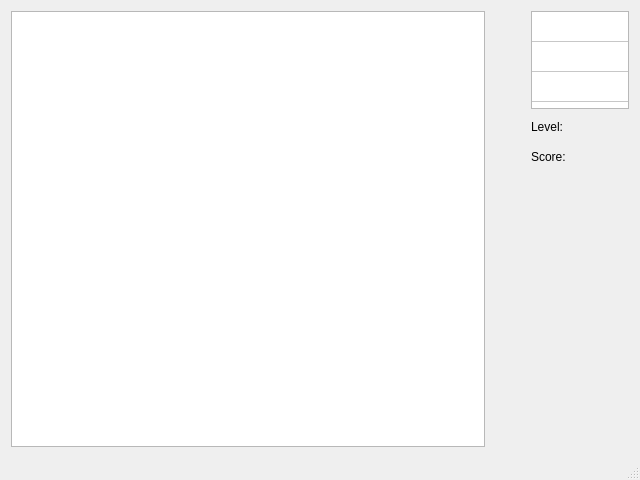
Before: the Qt Designer form mainwindow.ui in RadoslawWojdak/tetris-qt, drawn with Qt 5.
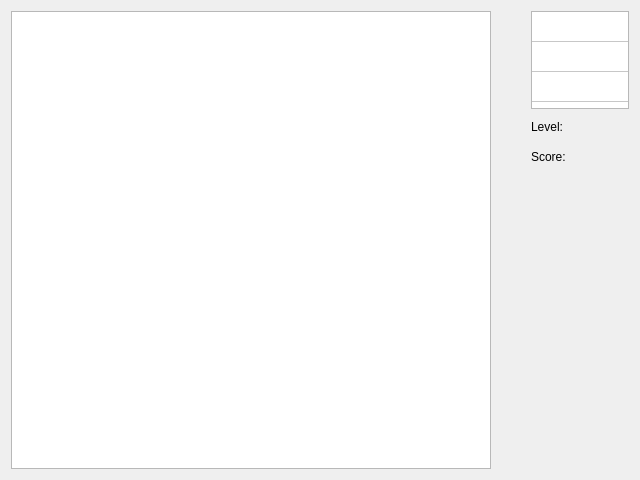
After: the same form once the commit is applied. The open tabs and pages were chosen to show the change.

Commit message:
Game Table
Added the initialization of the game table.

The edit to the form file:
```diff
--- a/mainwindow.ui
+++ b/mainwindow.ui
@@ -179,6 +179,9 @@
        <layout class="QGridLayout" name="gridLayout_4">
         <item row="1" column="0">
          <layout class="QHBoxLayout" name="horizontalLayout">
+          <property name="spacing">
+           <number>0</number>
+          </property>
           <item>
            <widget class="QTableWidget" name="boardTable">
             <property name="focusPolicy">
@@ -196,6 +199,12 @@
             <property name="selectionMode">
              <enum>QAbstractItemView::NoSelection</enum>
             </property>
+            <attribute name="horizontalHeaderVisible">
+             <bool>false</bool>
+            </attribute>
+            <attribute name="verticalHeaderVisible">
+             <bool>false</bool>
+            </attribute>
            </widget>
           </item>
           <item>
@@ -320,7 +329,6 @@
     </item>
    </layout>
   </widget>
-  <widget class="QStatusBar" name="statusBar"/>
  </widget>
  <layoutdefault spacing="6" margin="11"/>
  <resources/>
```
Left out of the diff: 11 changed lines with no effect on the pictures. The commit also changes 2 other files.
